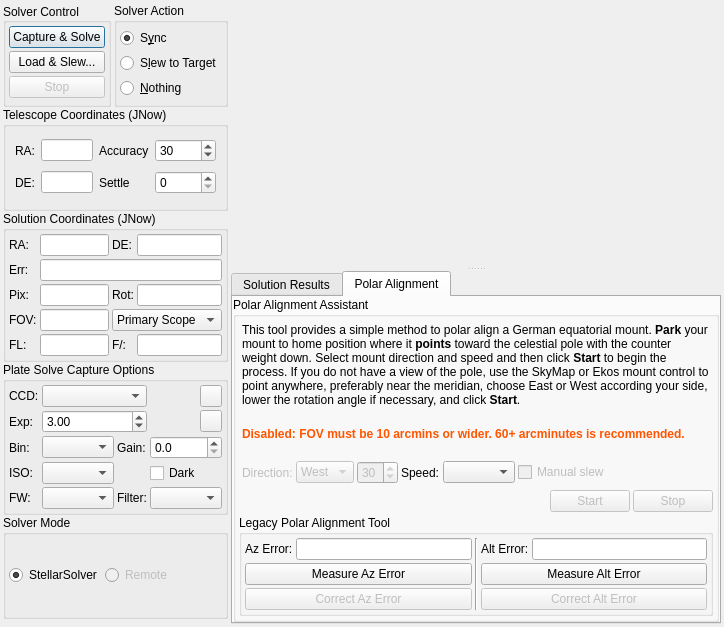
Above: kstars/ekos/align/align.ui from KDE/kstars before the change. Below: the same form after it.
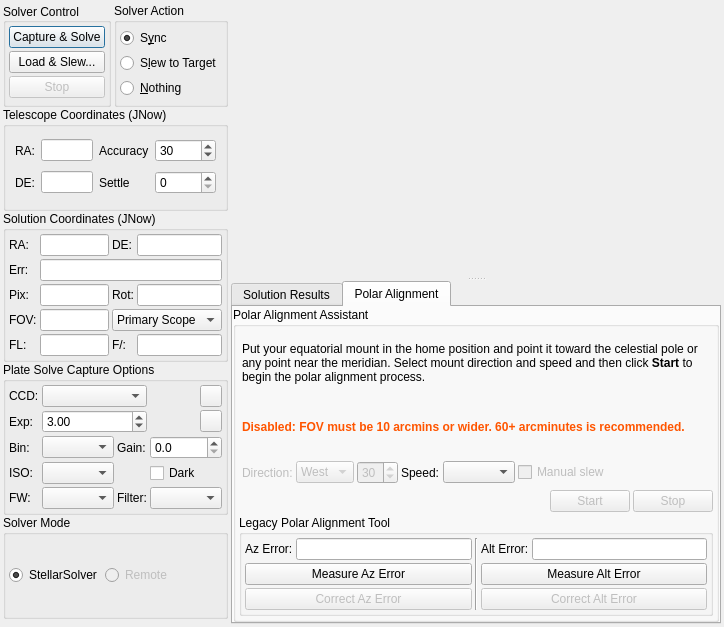
That is the form after the change. The open tabs and pages were chosen to show the change. Custom widgets are drawn as their Qt base class.

Commit message: Simplify PAH text

The edit to the form file:
```diff
--- a/kstars/ekos/align/align.ui
+++ b/kstars/ekos/align/align.ui
@@ -1112,7 +1112,7 @@
                   <bool>true</bool>
                  </property>
                  <property name="text">
-                  <string>&lt;html&gt;&lt;head/&gt;&lt;body&gt;&lt;p&gt;This tool provides a simple method to polar align a German equatorial mount. &lt;span style=&quot; font-weight:600;&quot;&gt;Park&lt;/span&gt; your mount to home position where it &lt;span style=&quot; font-weight:600;&quot;&gt;points&lt;/span&gt; toward the celestial pole with the counter weight down. Select mount direction and speed and then click &lt;span style=&quot; font-weight:600;&quot;&gt;Start&lt;/span&gt; to begin the process. If you do not have a view of the pole, use the SkyMap or Ekos mount control to point anywhere, preferably near the meridian, choose East or West according your side, lower the rotation angle if necessary, and click &lt;span style=&quot; font-weight:600;&quot;&gt;Start&lt;/span&gt;.&lt;/p&gt;&lt;/body&gt;&lt;/html&gt;</string>
+                  <string>&lt;html&gt;&lt;head/&gt;&lt;body&gt;&lt;p&gt;Put your equatorial mount in the home position and point it toward the celestial pole or any point near the meridian. Select mount direction and speed and then click &lt;span style=&quot; font-weight:600;&quot;&gt;Start&lt;/span&gt; to begin the polar alignment process.&lt;/p&gt;&lt;/body&gt;&lt;/html&gt;</string>
                  </property>
                  <property name="wordWrap">
                   <bool>true</bool>
```
Left out of the diff: 2 changed lines with no effect on the pictures.
